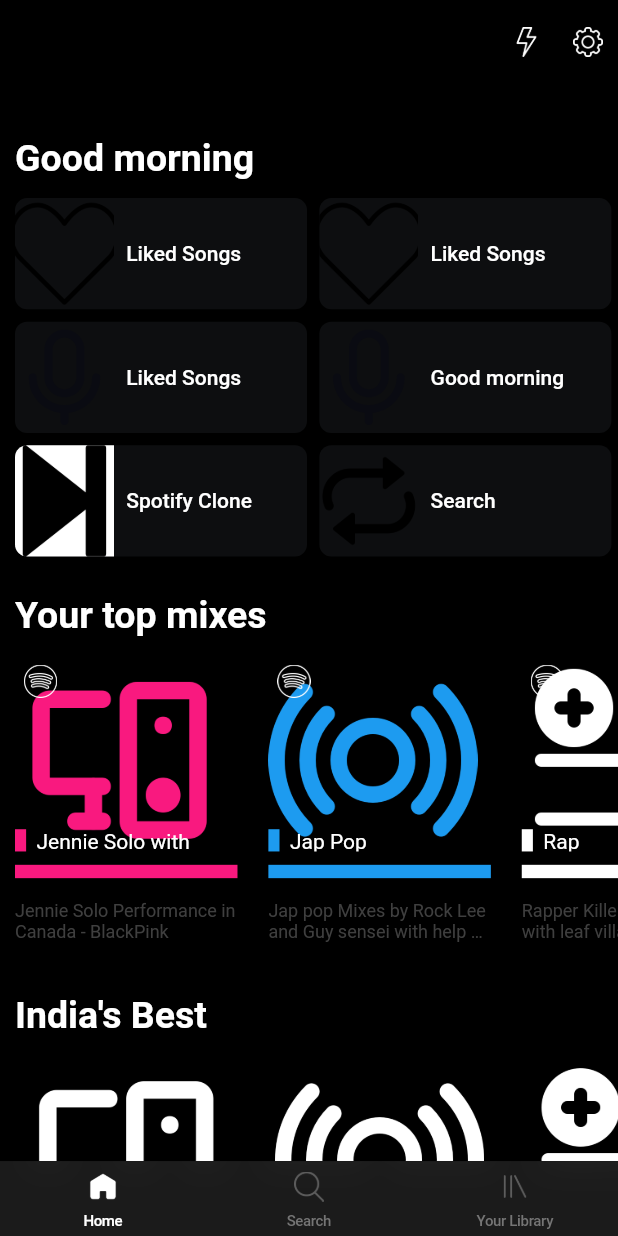
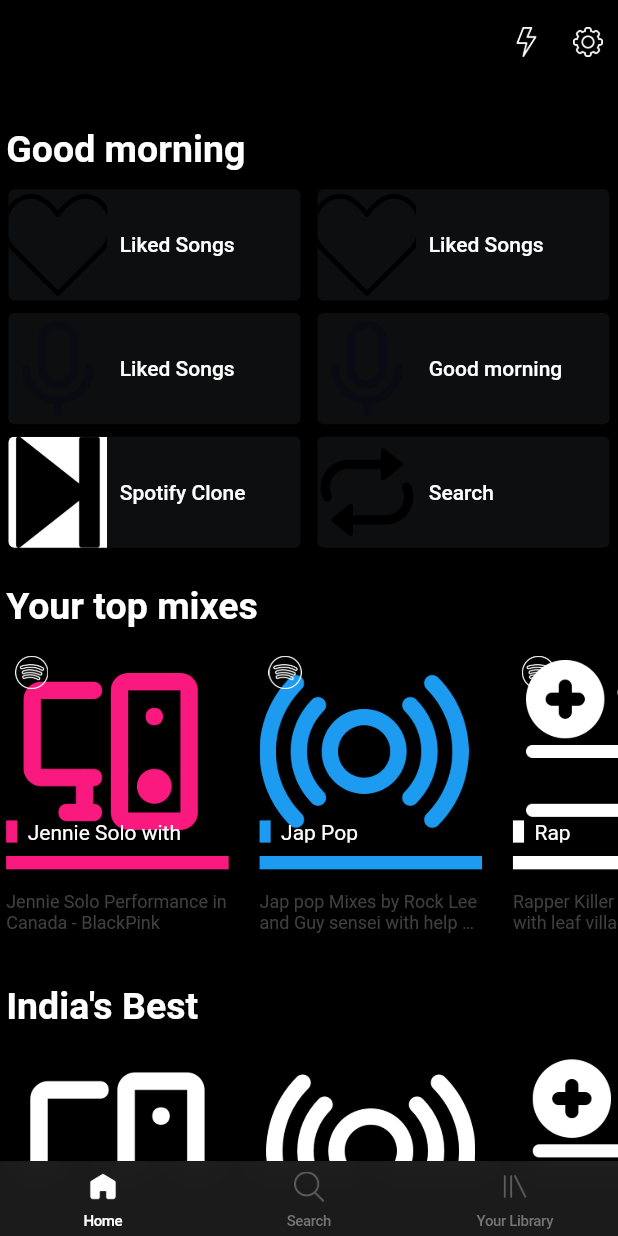
Before and after one commit to SelvaKumar-Ajay/Spotify_Clone, a Flutter app: the screen it shows after launch, on a phone screen of 412 x 824 dp. Run offline on Flutter 3.47's test engine with Material 2 defaults, Android fonts, the phone set to English and light mode, and no system bars.

Commit message:
Render error while zoom in problem fixed

```diff
--- a/lib/data screen/home_screen.dart
+++ b/lib/data screen/home_screen.dart
@@ -21,7 +21,7 @@ class _HomeScreenState extends State<HomeScreen> {
         TopMixData().yourTopMixesData();
 
     return Padding(
-      padding: const EdgeInsets.fromLTRB(10.0, 10.0, 0, 10.0),
+      padding: EdgeInsets.fromLTRB(width * 0.01, width * 0.01, 0, width * 0.01),
       child: Column(
         crossAxisAlignment: CrossAxisAlignment.start,
         children: [
--- a/lib/reusable_widgets/home_screen_widgets.dart
+++ b/lib/reusable_widgets/home_screen_widgets.dart
@@ -11,7 +11,7 @@ Padding rowRecentPlayList({
   required String secondText,
 }) {
   return Padding(
-    padding: const EdgeInsets.only(right: 10.0),
+    padding: EdgeInsets.only(right: width * 0.01),
     child: Row(
       mainAxisAlignment: MainAxisAlignment.spaceEvenly,
       children: [
@@ -38,7 +38,7 @@ Container recentViewedPlaylist({
     decoration: BoxDecoration(
         color: searchBarColor.withOpacity(0.4),
         shape: BoxShape.rectangle,
-        borderRadius: BorderRadius.circular(8.0)),
+        borderRadius: BorderRadius.circular(4.0)),
     clipBehavior: Clip.antiAlias,
     height: RowRecentPlaylist(height: height, width: width).boxDecorationHeight,
     width: RowRecentPlaylist(height: height, width: width).boxDecorationWidth,
```
